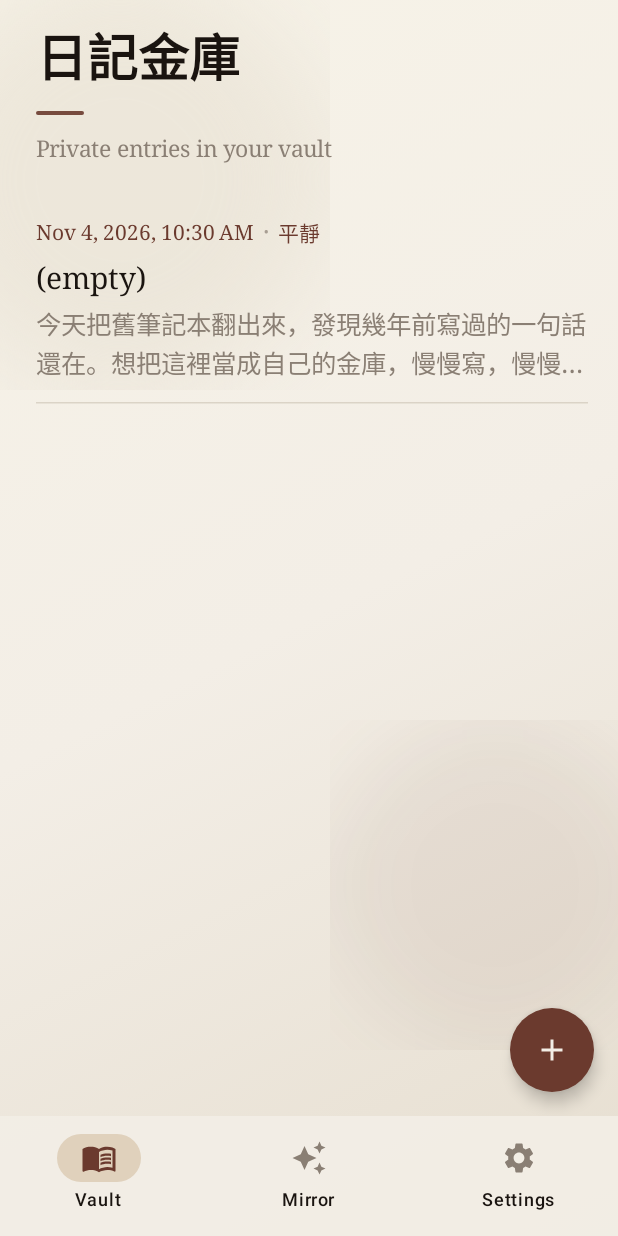
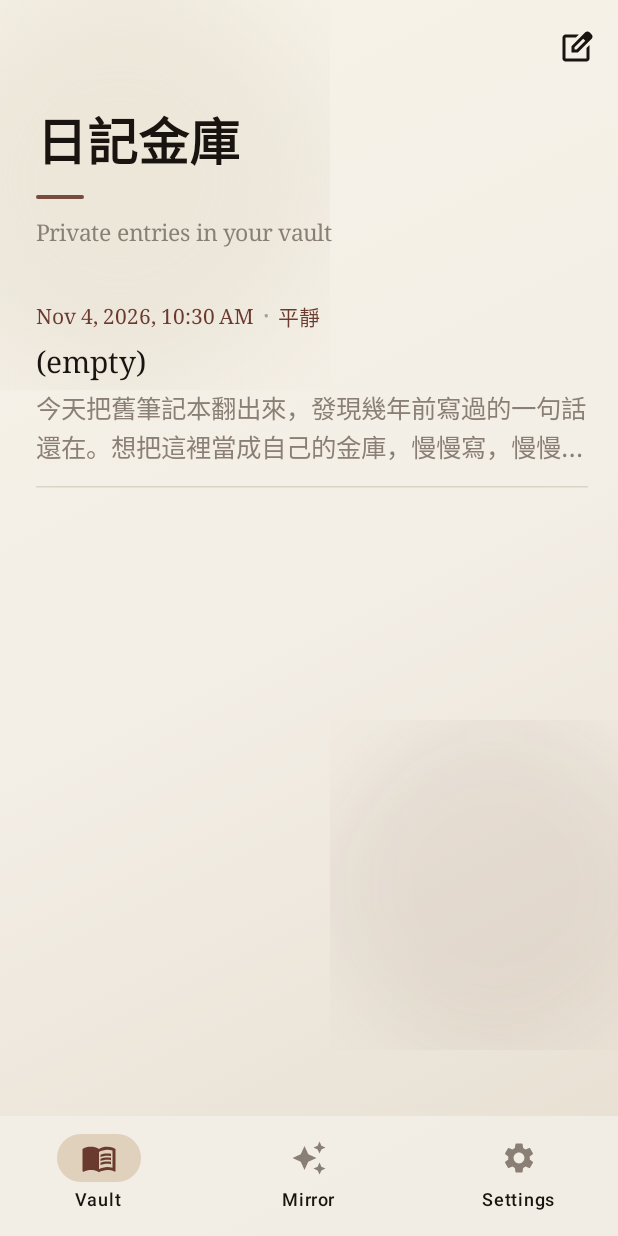
Before and after one commit to silasha1118-beep/diaryapp, an Android app built with Jetpack Compose: the composable MainTabs shown on its own in the app's theme, on a phone screen of 412 x 824 dp. Run offline under Robolectric (Android 15) with nearby library versions, the phone set to English and light mode, and no system bars.

Commit message:
Match iOS Vault compose: top toolbar square-and-pencil
Replace the bottom Material + FAB on Android 日記金庫 with a trailing
TopAppBar action using the square-and-pencil metaphor (iOS SF Symbol),
matching DiaryListView placement and icon.

Co-authored-by: silasha1118-beep <silasha1118-beep@users.noreply.github.com>

```diff
--- a/android/app/src/main/java/com/diaryvault/app/ui/diary/DiaryScreens.kt
+++ b/android/app/src/main/java/com/diaryvault/app/ui/diary/DiaryScreens.kt
@@ -15,12 +15,10 @@ import androidx.compose.foundation.layout.padding
 import androidx.compose.foundation.layout.size
 import androidx.compose.foundation.lazy.LazyColumn
 import androidx.compose.foundation.lazy.items
-import androidx.compose.foundation.shape.CircleShape
 import androidx.compose.foundation.shape.RoundedCornerShape
 import androidx.compose.foundation.text.BasicTextField
 import androidx.compose.material.icons.Icons
 import androidx.compose.material.icons.automirrored.filled.ArrowBack
-import androidx.compose.material.icons.filled.Add
 import androidx.compose.material.icons.filled.Image
 import androidx.compose.material.icons.filled.Mic
 import androidx.compose.material.icons.filled.Videocam
@@ -28,7 +26,6 @@ import androidx.compose.material3.Button
 import androidx.compose.material3.ButtonDefaults
 import androidx.compose.material3.CenterAlignedTopAppBar
 import androidx.compose.material3.ExperimentalMaterial3Api
-import androidx.compose.material3.FloatingActionButton
 import androidx.compose.material3.HorizontalDivider
 import androidx.compose.material3.Icon
 import androidx.compose.material3.IconButton
@@ -49,6 +46,7 @@ import androidx.compose.ui.Modifier
 import androidx.compose.ui.graphics.Color
 import androidx.compose.ui.graphics.SolidColor
 import androidx.compose.ui.graphics.vector.ImageVector
+import androidx.compose.ui.res.painterResource
 import androidx.compose.ui.text.TextStyle
 import androidx.compose.ui.text.font.FontFamily
 import androidx.compose.ui.text.font.FontWeight
@@ -114,6 +112,7 @@ fun DiaryNavHost(viewModel: VaultViewModel, modifier: Modifier = Modifier) {
     }
 }
 
+@OptIn(ExperimentalMaterial3Api::class)
 @Composable
 private fun DiaryListScreen(
     viewModel: VaultViewModel,
@@ -128,17 +127,23 @@ private fun DiaryListScreen(
         localizedString(R.string.diary_subtitle_named, name)
     }
 
+    // iOS DiaryListView: trailing toolbar `square.and.pencil` — no bottom FAB.
     Scaffold(
         containerColor = Color.Transparent,
-        floatingActionButton = {
-            FloatingActionButton(
-                onClick = onCreate,
-                containerColor = VaultColors.seal,
-                contentColor = VaultColors.paper,
-                shape = CircleShape,
-            ) {
-                Icon(Icons.Default.Add, contentDescription = localizedString(R.string.diary_new))
-            }
+        topBar = {
+            TopAppBar(
+                title = { },
+                actions = {
+                    IconButton(onClick = onCreate) {
+                        Icon(
+                            painter = painterResource(R.drawable.ic_square_and_pencil),
+                            contentDescription = localizedString(R.string.diary_new),
+                            tint = VaultColors.ink,
+                        )
+                    }
+                },
+                colors = TopAppBarDefaults.topAppBarColors(containerColor = Color.Transparent),
+            )
         },
     ) { padding ->
         if (entries.isEmpty()) {
@@ -185,8 +190,8 @@ private fun DiaryListScreen(
                 contentPadding = PaddingValues(
                     start = 24.dp,
                     end = 20.dp,
-                    top = padding.calculateTopPadding() + 12.dp,
-                    bottom = padding.calculateBottomPadding() + 88.dp,
+                    top = padding.calculateTopPadding() + 4.dp,
+                    bottom = padding.calculateBottomPadding() + 24.dp,
                 ),
                 verticalArrangement = Arrangement.spacedBy(0.dp),
             ) {
--- /dev/null
+++ b/android/app/src/main/res/drawable/ic_square_and_pencil.xml
@@ -0,0 +1,13 @@
+<?xml version="1.0" encoding="utf-8"?>
+<!-- iOS SF Symbol `square.and.pencil` — Material edit_square outline metaphor. -->
+<vector xmlns:android="http://schemas.android.com/apk/res/android"
+    android:width="24dp"
+    android:height="24dp"
+    android:viewportWidth="960"
+    android:viewportHeight="960"
+    android:tint="#FF000000"
+    android:autoMirrored="false">
+    <path
+        android:fillColor="#FFFFFFFF"
+        android:pathData="M200,840q-33,0 -56.5,-23.5T120,760v-560q0,-33 23.5,-56.5T200,120h357l-80,80H200v560h560v-278l80,-80v358q0,33 -23.5,56.5T760,840H200ZM360,600v-170l367,-367q12,-12 27,-18t30,-6q16,0 30.5,6t26.5,18l56,57q11,12 17,26.5t6,29.5q0,15 -5.5,29.5T897,232L530,600H360ZM440,520h56l232,-232 -28,-28 -29,-28 -231,231v57Z" />
+</vector>
```
Also changed, not shown: 1 other file.
